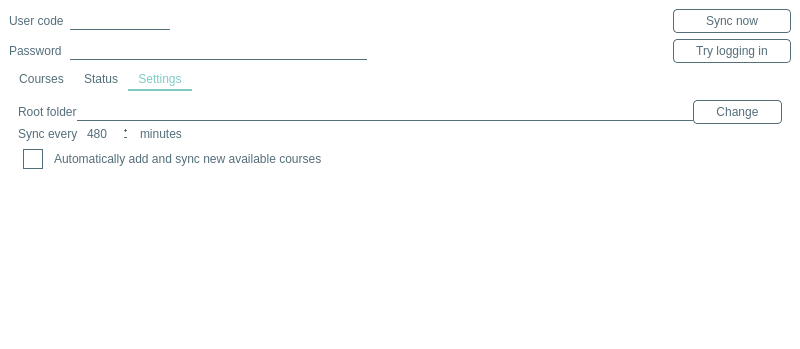
Above: polibeepsync/new_gui.ui from Jacotsu/polibeepsync before the change; both pictures show x 0 to 800 and y 0 to 349 of the 800 by 576 pixel window. Below: the same form after it.
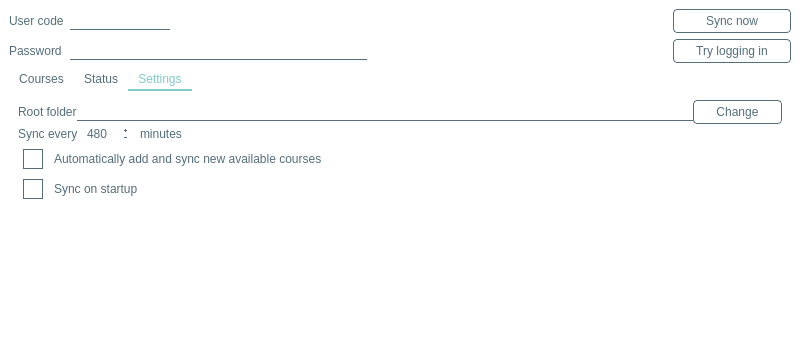
That is the form after the change. The open tabs and pages were chosen to show the change. Icons and pictures are not drawn.

Commit message: Added sync on startup option Increased info logging Fixed bug that hid logging messages by selecting the correct logger instance

```diff
--- a/polibeepsync/new_gui.ui
+++ b/polibeepsync/new_gui.ui
@@ -1113,6 +1113,13 @@
             </property>
            </widget>
           </item>
+          <item>
+           <widget class="QCheckBox" name="startupSync">
+            <property name="text">
+             <string>Sync on startup</string>
+            </property>
+           </widget>
+          </item>
           <item>
            <spacer name="verticalSpacer">
             <property name="orientation">
```
Left out of the diff: 2 changed lines with no effect on the pictures. The commit also changes 4 other files.
